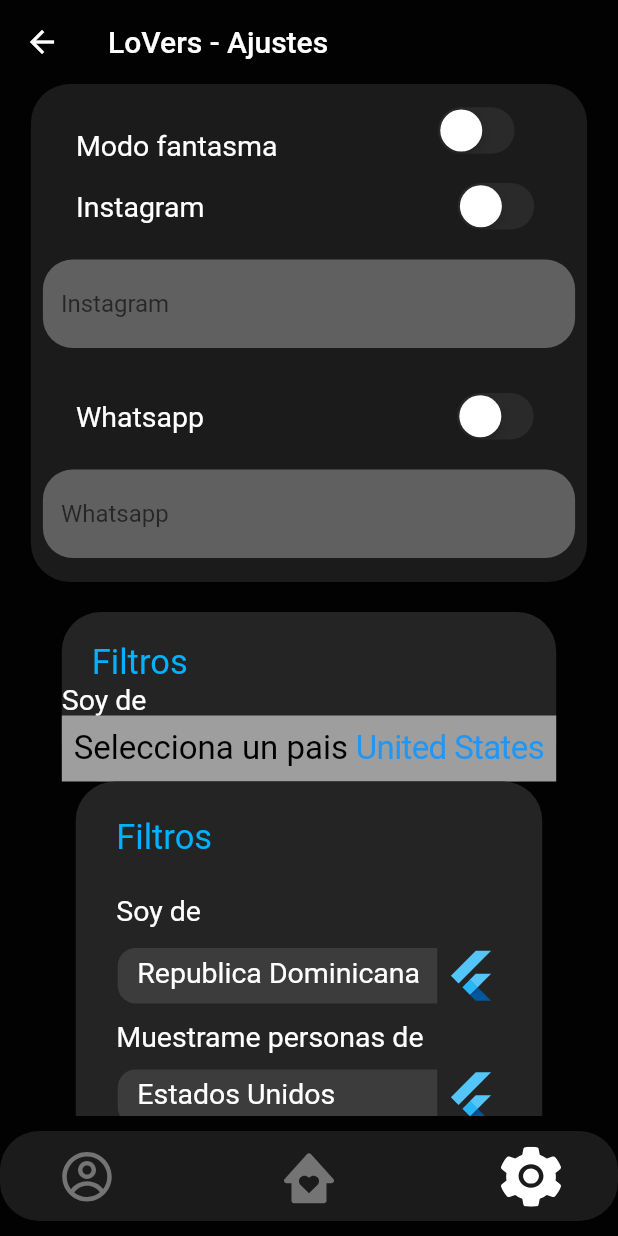
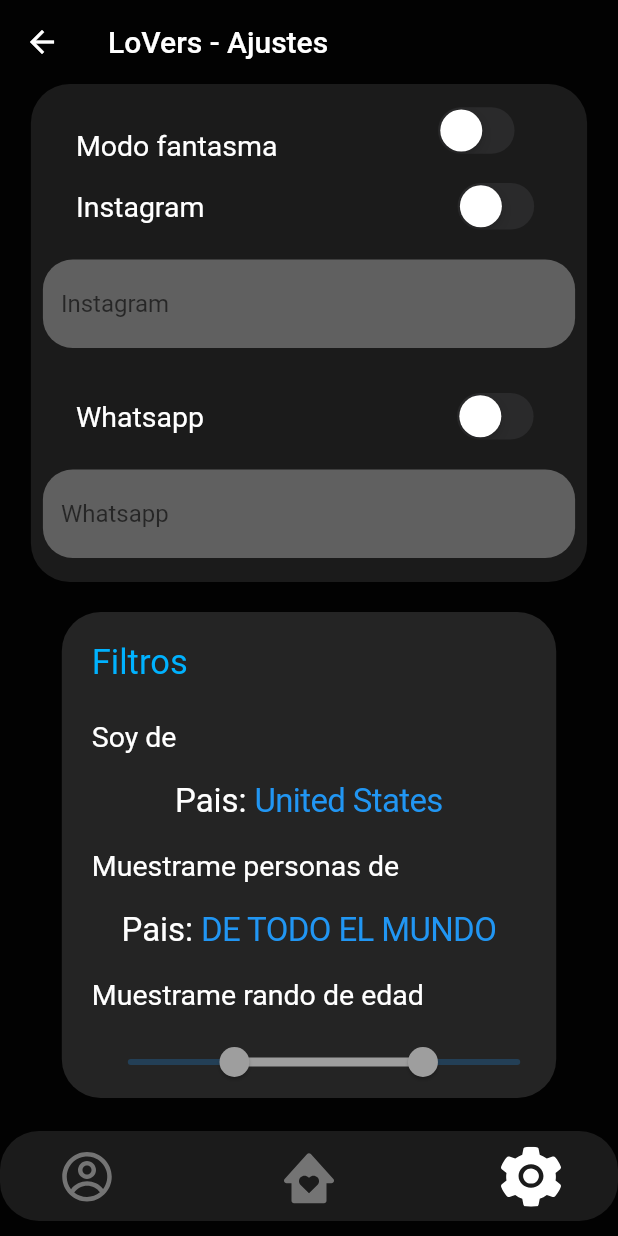
Before and after one commit to RonyPony/MobileDatingApp-FrontEnd, a Flutter app: the SettingScreen screen opened by its route, on a phone screen of 412 x 824 dp. Run offline on Flutter 3.47's test engine with Material 2 defaults, Android fonts, the phone set to English and light mode, and no system bars; our stand-ins replace flutter_svg; missing offline and left inert: flag.

```diff
--- a/inlove/lib/controls/picker.dart
+++ b/inlove/lib/controls/picker.dart
@@ -41,7 +41,7 @@
   @override
   Widget build(BuildContext context) {
     return CupertinoPageScaffold(
-      backgroundColor: Colors.grey,
+      backgroundColor: const Color(0xff242424),
       child: DefaultTextStyle(
         style: TextStyle(
           color: CupertinoColors.label.resolveFrom(context),
@@ -53,7 +53,10 @@
             child: Row(
               mainAxisAlignment: MainAxisAlignment.center,
               children: <Widget>[
-                Text(widget.placeHolder + " "),
+                Text(
+                  widget.placeHolder + " ",
+                  style: TextStyle(color: Colors.white),
+                ),
                 CupertinoButton(
                   padding: EdgeInsets.zero,
                   // Display a CupertinoPicker with list of fruits.
--- /dev/null
+++ b/inlove/lib/controls/rangeSelect.dart
@@ -0,0 +1,32 @@
+import 'package:flutter/material.dart';
+
+class CustomRangeSelect extends StatefulWidget {
+  const CustomRangeSelect({Key? key}) : super(key: key);
+
+  @override
+  State<CustomRangeSelect> createState() => _CustomRangeSelectState();
+}
+
+class _CustomRangeSelectState extends State<CustomRangeSelect> {
+  RangeValues _currentRangeValues = const RangeValues(40, 80);
+
+  @override
+  Widget build(BuildContext context) {
+    return RangeSlider(
+      values: _currentRangeValues,
+      max: 100,
+      divisions: 100,
+      activeColor: Colors.grey,
+      min: 18,
+      labels: RangeLabels(
+        _currentRangeValues.start.round().toString(),
+        _currentRangeValues.end.round().toString(),
+      ),
+      onChanged: (RangeValues values) {
+        setState(() {
+          _currentRangeValues = values;
+        });
+      },
+    );
+  }
+}
--- a/inlove/lib/screens/profile.page.dart
+++ b/inlove/lib/screens/profile.page.dart
@@ -3,6 +3,7 @@
 import 'package:flutter/cupertino.dart';
 import 'package:flutter/material.dart';
 import 'package:flutter_svg/svg.dart';
+import 'package:inlove/screens/login.page.dart';
 
 import '../controls/menu.dart';
 
@@ -121,6 +122,9 @@
                 ],
               ),
             ),
+            const SizedBox(
+              height: 10,
+            ),
             Row(
               mainAxisAlignment: MainAxisAlignment.center,
               children: [
@@ -138,6 +142,41 @@
                 ),
               ],
             ),
+            const SizedBox(
+              height: 10,
+            ),
+            logout(),
+            const SizedBox(
+              height: 10,
+            ),
+          ],
+        ),
+      ),
+    );
+  }
+
+  Widget logout() {
+    return GestureDetector(
+      onTap: () {
+        Navigator.pushNamedAndRemoveUntil(
+            context, LoginPage.routeName, (route) => false);
+      },
+      child: Container(
+        width: MediaQuery.of(context).size.width * .8,
+        decoration: BoxDecoration(
+          borderRadius: BorderRadius.circular(26),
+          color: const Color(0xff242424),
+        ),
+        child: Row(
+          mainAxisAlignment: MainAxisAlignment.center,
+          children: [
+            Padding(
+              padding: const EdgeInsets.only(top: 10, bottom: 10),
+              child: Text(
+                "Cerrar Sesion",
+                style: TextStyle(color: Colors.grey, fontSize: 22),
+              ),
+            ),
           ],
         ),
       ),
--- a/inlove/lib/screens/setting.page.dart
+++ b/inlove/lib/screens/setting.page.dart
@@ -2,8 +2,10 @@
 import 'package:flutter/gestures.dart';
 import 'package:flutter/material.dart';
 
+import '../controls/mainbtn.dart';
 import '../controls/menu.dart';
 import '../controls/picker.dart';
+import '../controls/rangeSelect.dart';
 import '../controls/textBox.dart';
 
 class SettingScreen extends StatefulWidget {
@@ -33,14 +35,286 @@
               height: 20,
             ),
             buildFilters(),
-            buildTmpFilters()
+            const SizedBox(
+              height: 20,
+            ),
+            deleteAccount(),
+            const SizedBox(
+              height: 20,
+            ),
           ],
         ),
       ),
     );
   }
 
+  Widget deleteAccount() {
+    return Container(
+      width: MediaQuery.of(context).size.width * .8,
+      decoration: BoxDecoration(
+        borderRadius: BorderRadius.circular(26),
+        color: const Color(0xff242424),
+      ),
+      child: Row(
+        mainAxisAlignment: MainAxisAlignment.center,
+        children: [
+          Padding(
+            padding: const EdgeInsets.only(top: 10, bottom: 10),
+            child: Text(
+              "Elimina mi cuenta",
+              style: TextStyle(color: Colors.red, fontSize: 22),
+            ),
+          ),
+        ],
+      ),
+    );
+  }
+
   Widget buildFilters() {
+    const List<String> paisesFrom = <String>[
+      "DE TODO EL MUNDO",
+      "United States",
+      "Canada",
+      "Afghanistan",
+      "Albania",
+      "Algeria",
+      "American Samoa",
+      "Andorra",
+      "Angola",
+      "Anguilla",
+      "Antarctica",
+      "Antigua and/or Barbuda",
+      "Argentina",
+      "Armenia",
+      "Aruba",
+      "Australia",
+      "Austria",
+      "Azerbaijan",
+      "Bahamas",
+      "Bahrain",
+      "Bangladesh",
+      "Barbados",
+      "Belarus",
+      "Belgium",
+      "Belize",
+      "Benin",
+      "Bermuda",
+      "Bhutan",
+      "Bolivia",
+      "Bosnia and Herzegovina",
+      "Botswana",
+      "Bouvet Island",
+      "Brazil",
+      "British Indian Ocean Territory",
+      "Brunei Darussalam",
+      "Bulgaria",
+      "Burkina Faso",
+      "Burundi",
+      "Cambodia",
+      "Cameroon",
+      "Cape Verde",
+      "Cayman Islands",
+      "Central African Republic",
+      "Chad",
+      "Chile",
+      "China",
+      "Christmas Island",
+      "Cocos (Keeling) Islands",
+      "Colombia",
+      "Comoros",
+      "Congo",
+      "Cook Islands",
+      "Costa Rica",
+      "Croatia (Hrvatska)",
+      "Cuba",
+      "Cyprus",
+      "Czech Republic",
+      "Denmark",
+      "Djibouti",
+      "Dominica",
+      "Dominican Republic",
+      "East Timor",
+      "Ecudaor",
+      "Egypt",
+      "El Salvador",
+      "Equatorial Guinea",
+      "Eritrea",
+      "Estonia",
+      "Ethiopia",
+      "Falkland Islands (Malvinas)",
+      "Faroe Islands",
+      "Fiji",
+      "Finland",
+      "France",
+      "France, Metropolitan",
+      "French Guiana",
+      "French Polynesia",
+      "French Southern Territories",
+      "Gabon",
+      "Gambia",
+      "Georgia",
+      "Germany",
+      "Ghana",
+      "Gibraltar",
+      "Greece",
+      "Greenland",
+      "Grenada",
+      "Guadeloupe",
+      "Guam",
+      "Guatemala",
+      "Guinea",
+      "Guinea-Bissau",
+      "Guyana",
+      "Haiti",
+      "Heard and Mc Donald Islands",
+      "Honduras",
+      "Hong Kong",
+      "Hungary",
+      "Iceland",
+      "India",
+      "Indonesia",
+      "Iran (Islamic Republic of)",
+      "Iraq",
+      "Ireland",
+      "Israel",
+      "Italy",
+      "Ivory Coast",
+      "Jamaica",
+      "Japan",
+      "Jordan",
+      "Kazakhstan",
+      "Kenya",
+      "Kiribati",
+      "Korea, Democratic People's Republic of",
+      "Korea, Republic of",
+      "Kosovo",
+      "Kuwait",
+      "Kyrgyzstan",
+      "Lao People's Democratic Republic",
+      "Latvia",
+      "Lebanon",
+      "Lesotho",
+      "Liberia",
+      "Libyan Arab Jamahiriya",
+      "Liechtenstein",
+      "Lithuania",
+      "Luxembourg",
+      "Macau",
+      "Macedonia",
+      "Madagascar",
+      "Malawi",
+      "Malaysia",
+      "Maldives",
+      "Mali",
+      "Malta",
+      "Marshall Islands",
+      "Martinique",
+      "Mauritania",
+      "Mauritius",
+      "Mayotte",
+      "Mexico",
+      "Micronesia, Federated States of",
+      "Moldova, Republic of",
+      "Monaco",
+      "Mongolia",
+      "Montserrat",
+      "Morocco",
+      "Mozambique",
+      "Myanmar",
+      "Namibia",
+      "Nauru",
+      "Nepal",
+      "Netherlands",
+      "Netherlands Antilles",
+      "New Caledonia",
+      "New Zealand",
+      "Nicaragua",
+      "Niger",
+      "Nigeria",
+      "Niue",
+      "Norfork Island",
+      "Northern Mariana Islands",
+      "Norway",
+      "Oman",
+      "Pakistan",
+      "Palau",
+      "Panama",
+      "Papua New Guinea",
+      "Paraguay",
+      "Peru",
+      "Philippines",
+      "Pitcairn",
+      "Poland",
+      "Portugal",
+      "Puerto Rico",
+      "Qatar",
+      "Reunion",
+      "Romania",
+      "Russian Federation",
+      "Rwanda",
+      "Saint Kitts and Nevis",
+      "Saint Lucia",
+      "Saint Vincent and the Grenadines",
+      "Samoa",
+      "San Marino",
+      "Sao Tome and Principe",
+      "Saudi Arabia",
+      "Senegal",
+      "Seychelles",
+      "Sierra Leone",
+      "Singapore",
+      "Slovakia",
+      "Slovenia",
+      "Solomon Islands",
+      "Somalia",
+      "South Africa",
+      "South Georgia South Sandwich Islands",
+      "South Sudan",
+      "Spain",
+      "Sri Lanka",
+      "St. Helena",
+      "St. Pierre and Miquelon",
+      "Sudan",
+      "Suriname",
+      "Svalbarn and Jan Mayen Islands",
+      "Swaziland",
+      "Sweden",
+      "Switzerland",
+      "Syrian Arab Republic",
+      "Taiwan",
+      "Tajikistan",
+      "Tanzania, United Republic of",
+      "Thailand",
+      "Togo",
+      "Tokelau",
+      "Tonga",
+      "Trinidad and Tobago",
+      "Tunisia",
+      "Turkey",
+      "Turkmenistan",
+      "Turks and Caicos Islands",
+      "Tuvalu",
+      "Uganda",
+      "Ukraine",
+      "United Arab Emirates",
+      "United Kingdom",
+      "United States minor outlying islands",
+      "Uruguay",
+      "Uzbekistan",
+      "Vanuatu",
+      "Vatican City State",
+      "Venezuela",
+      "Vietnam",
+      "Virigan Islands (British)",
+      "Virgin Islands (U.S.)",
+      "Wallis and Futuna Islands",
+      "Western Sahara",
+      "Yemen",
+      "Yugoslavia",
+      "Zaire",
+      "Zambia",
+      "Zimbabwe"
+    ];
     const List<String> paises = <String>[
       "United States",
       "Canada",
@@ -308,18 +582,63 @@
             ),
             Row(
               children: [
-                const Text(
-                  "Soy de",
-                  style: TextStyle(
-                    color: Colors.white,
-                    fontSize: 19,
+                Padding(
+                  padding: const EdgeInsets.only(left: 20, top: 25),
+                  child: const Text(
+                    "Soy de",
+                    style: TextStyle(
+                      color: Colors.white,
+                      fontSize: 19,
+                    ),
                   ),
                 ),
               ],
             ),
-            const CustomPicker(
-              placeHolder: "Selecciona un pais",
-              options: paises,
+            Padding(
+              padding: const EdgeInsets.only(left: 20, top: 10, right: 20),
+              child: const CustomPicker(
+                placeHolder: "Pais:",
+                options: paises,
+              ),
+            ),
+            Row(
+              children: [
+                Padding(
+                  padding: const EdgeInsets.only(left: 20, top: 10),
+                  child: const Text(
+                    "Muestrame personas de",
+                    style: TextStyle(
+                      color: Colors.white,
+                      fontSize: 19,
+                    ),
+                  ),
+                ),
+              ],
+            ),
+            Padding(
+              padding: const EdgeInsets.only(left: 20, top: 10, right: 20),
+              child: const CustomPicker(
+                placeHolder: "Pais:",
+                options: paisesFrom,
+              ),
+            ),
+            Row(
+              children: [
+                Padding(
+                  padding: const EdgeInsets.only(left: 20, top: 10),
+                  child: const Text(
+                    "Muestrame rando de edad",
+                    style: TextStyle(
+                      color: Colors.white,
+                      fontSize: 19,
+                    ),
+                  ),
+                ),
+              ],
+            ),
+            Padding(
+              padding: const EdgeInsets.only(left: 20, top: 10),
+              child: CustomRangeSelect(),
             )
           ],
         ));
@@ -428,218 +747,4 @@
       ],
     );
   }
-
-  Widget buildTmpFilters() {
-    return Container(
-      width: 311,
-      height: 361,
-      child: Row(
-        mainAxisSize: MainAxisSize.min,
-        mainAxisAlignment: MainAxisAlignment.center,
-        crossAxisAlignment: CrossAxisAlignment.center,
-        children: [
-          Container(
-            width: 311,
-            height: 361,
-            decoration: BoxDecoration(
-              borderRadius: BorderRadius.circular(26),
-              color: const Color(0xff242424),
-            ),
-            child: Stack(
-              children: [
-                Positioned(
-                  left: 28,
-                  top: 192,
-                  child: Container(
-                    width: 213,
-                    height: 37,
-                    decoration: const BoxDecoration(
-                      borderRadius: const BorderRadius.only(
-                        topLeft: Radius.circular(12),
-                        topRight: Radius.circular(0),
-                        bottomLeft: Radius.circular(12),
-                        bottomRight: Radius.circular(0),
-                      ),
-                      color: Color(0xff3c3c3c),
-                    ),
-                  ),
-                ),
-                Positioned(
-                  left: 241,
-                  top: 192,
-                  child: Container(
-                    width: 45,
-                    height: 37,
-                    child: const FlutterLogo(size: 37),
-                  ),
-                ),
-                const Positioned(
-                  left: 41,
-                  top: 197,
-                  child: const Text(
-                    "Estados Unidos",
-                    style: TextStyle(
-                      color: Colors.white,
-                      fontSize: 19,
-                    ),
-                  ),
-                ),
-                const Positioned(
-                  left: 27,
-                  top: 24,
-                  child: SizedBox(
-                    width: 214,
-                    height: 41,
-                    child: Text(
-                      "Filtros",
-                      style: const TextStyle(
-                        color: Color(0xff00b2ff),
-                        fontSize: 23,
-                      ),
-                    ),
-                  ),
-                ),
-                const Positioned(
-                  left: 27,
-                  top: 75,
-                  child: SizedBox(
-                    width: 214,
-                    height: 41,
-                    child: Text(
-                      "Soy de",
-                      style: const TextStyle(
-                        color: Colors.white,
-                        fontSize: 19,
-                      ),
-                    ),
-                  ),
-                ),
-                const Positioned(
-                  left: 27,
-                  top: 159,
-                  child: const SizedBox(
-                    width: 214,
-                    height: 41,
-                    child: Text(
-                      "Muestrame personas de",
-                      style: TextStyle(
-                        color: Colors.white,
-                        fontSize: 19,
-                      ),
-                    ),
-                  ),
-                ),
-                const Positioned(
-                  left: 27,
-                  top: 239,
-                  child: const SizedBox(
-                    width: 244,
-                    height: 41,
-                    child: Text(
-                      "Muestrame rango de edad",
-                      style: TextStyle(
-                        color: Colors.white,
-                        fontSize: 19,
-                      ),
-                    ),
-                  ),
-                ),
-                const Positioned(
-                  left: 28,
-                  top: 311,
-                  child: SizedBox(
-                    width: 35,
-                    height: 41,
-                    child: Text(
-                      "18",
-                      style: TextStyle(
-                        color: Colors.white,
-                        fontSize: 19,
-                      ),
-                    ),
-                  ),
-                ),
-                const Positioned(
-                  left: 251,
-                  top: 309,
-                  child: SizedBox(
-                    width: 35,
-                    height: 41,
-                    child: Text(
-                      "50",
-                      style: const TextStyle(
-                        color: Colors.white,
-                        fontSize: 19,
-                      ),
-                    ),
-                  ),
-                ),
-                Positioned(
-                  left: 28,
-                  top: 111,
-                  child: Container(
-                    width: 213,
-                    height: 37,
-                    decoration: const BoxDecoration(
-                      borderRadius: BorderRadius.only(
-                        topLeft: Radius.circular(12),
-                        topRight: Radius.circular(0),
-                        bottomLeft: Radius.circular(12),
-                        bottomRight: Radius.circular(0),
-                      ),
-                      color: Color(0xff3c3c3c),
-                    ),
-                  ),
-                ),
-                Positioned(
-                  left: 241,
-                  top: 111,
-                  child: Container(
-                    width: 45,
-                    height: 37,
-                    child: const FlutterLogo(size: 37),
-                  ),
-                ),
-                const Positioned(
-                  left: 41,
-                  top: 116,
-                  child: Text(
-                    "Republica Dominicana",
-                    style: const TextStyle(
-                      color: Colors.white,
-                      fontSize: 19,
-                    ),
-                  ),
-                ),
-                Positioned(
-                  left: 35,
-                  top: 285,
-                  child: Container(
-                    width: 241,
-                    height: 10,
-                    decoration: BoxDecoration(
-                      borderRadius: BorderRadius.circular(50),
-                      color: const Color(0xff535353),
-                    ),
-                  ),
-                ),
-                Positioned(
-                  left: 141,
-                  top: 275,
-                  child: Container(
-                    width: 30,
-                    height: 29,
-                    decoration: const BoxDecoration(
-                      shape: BoxShape.circle,
-                      color: const Color(0xffc4c4c4),
-                    ),
-                  ),
-                ),
-              ],
-            ),
-          ),
-        ],
-      ),
-    );
-  }
 }
--- a/inlove/pubspec.yaml
+++ b/inlove/pubspec.yaml
@@ -32,6 +32,7 @@
   cupertino_icons: ^1.0.2
   flutter_svg: ^1.0.3
   flag: ^6.0.0
+  flutter_native_splash: ^2.2.1
 
 dev_dependencies:
   flutter_test:
@@ -75,6 +76,10 @@
    - assets/next.png
    - assets/modelo.png
    - assets/man.png
+   - assets/logo-name.png
+   - assets/logo-no-name.png
+   - assets/logo-name.svg
+   - assets/logo-no-name.svg
   #   - images/a_dot_ham.jpeg
 
   # An image asset can refer to one or more resolution-specific "variants", see
```
Also changed, not shown: inlove/flutter_native_splash.yaml (added, +105 -0 lines), inlove/assets/logo-name.png (added), inlove/assets/logo-name.svg (added), inlove/assets/logo-no-name.png (added), inlove/assets/logo-no-name.svg (added), inlove/pubspec.lock, 38 other files.
